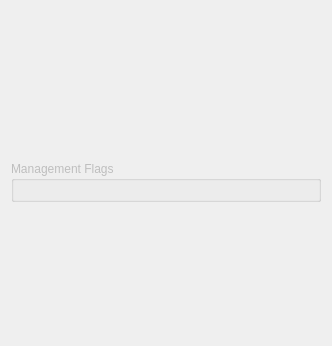
The window that FWAdminLib/IOSAppDetailsTab.ui (fw-dev/translations) describes before a commit, drawn with Qt 5.
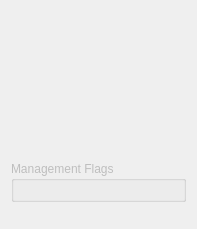
The same window after the commit. Custom widgets are drawn as their Qt base class.

```diff
--- a/FWAdminLib/IOSAppDetailsTab.ui
+++ b/FWAdminLib/IOSAppDetailsTab.ui
@@ -6,8 +6,8 @@
    <rect>
     <x>0</x>
     <y>0</y>
-    <width>332</width>
-    <height>346</height>
+    <width>197</width>
+    <height>229</height>
    </rect>
   </property>
   <property name="maximumSize">
@@ -69,7 +69,7 @@
              <item>
               <widget class="QLabel" name="appIcon">
                <property name="sizePolicy">
-                <sizepolicy hsizetype="Minimum" vsizetype="Preferred">
+                <sizepolicy hsizetype="Fixed" vsizetype="Preferred">
                  <horstretch>0</horstretch>
                  <verstretch>0</verstretch>
                 </sizepolicy>
@@ -80,6 +80,12 @@
                  <height>64</height>
                 </size>
                </property>
+               <property name="maximumSize">
+                <size>
+                 <width>64</width>
+                 <height>64</height>
+                </size>
+               </property>
                <property name="text">
                 <string/>
                </property>
```
